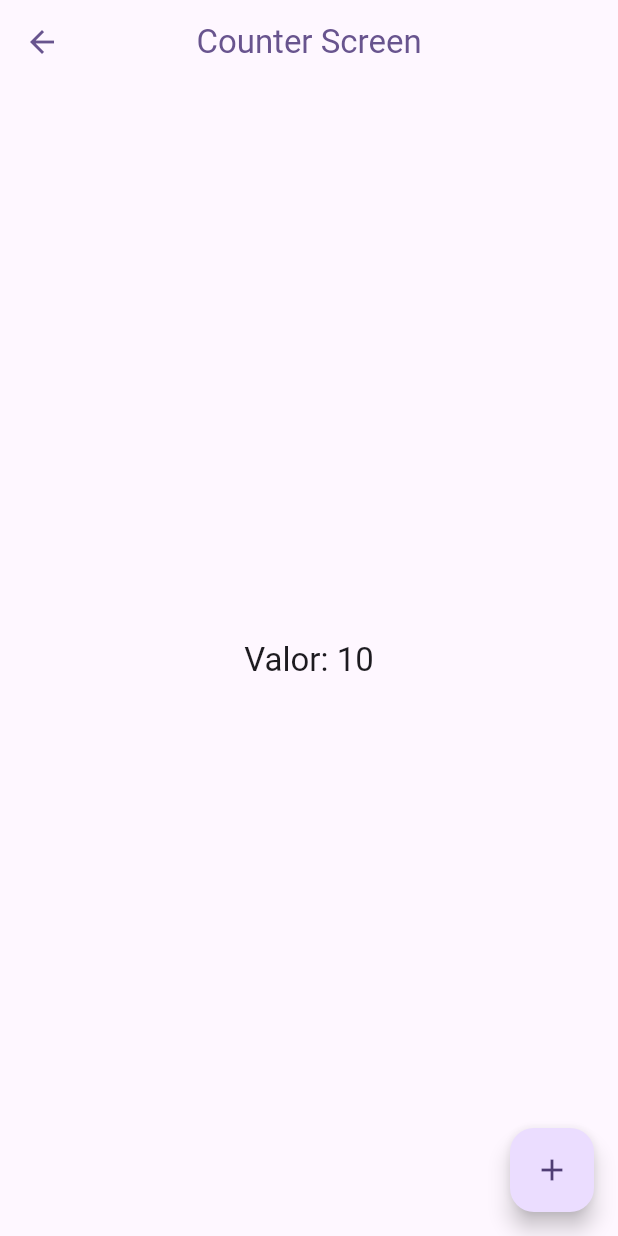
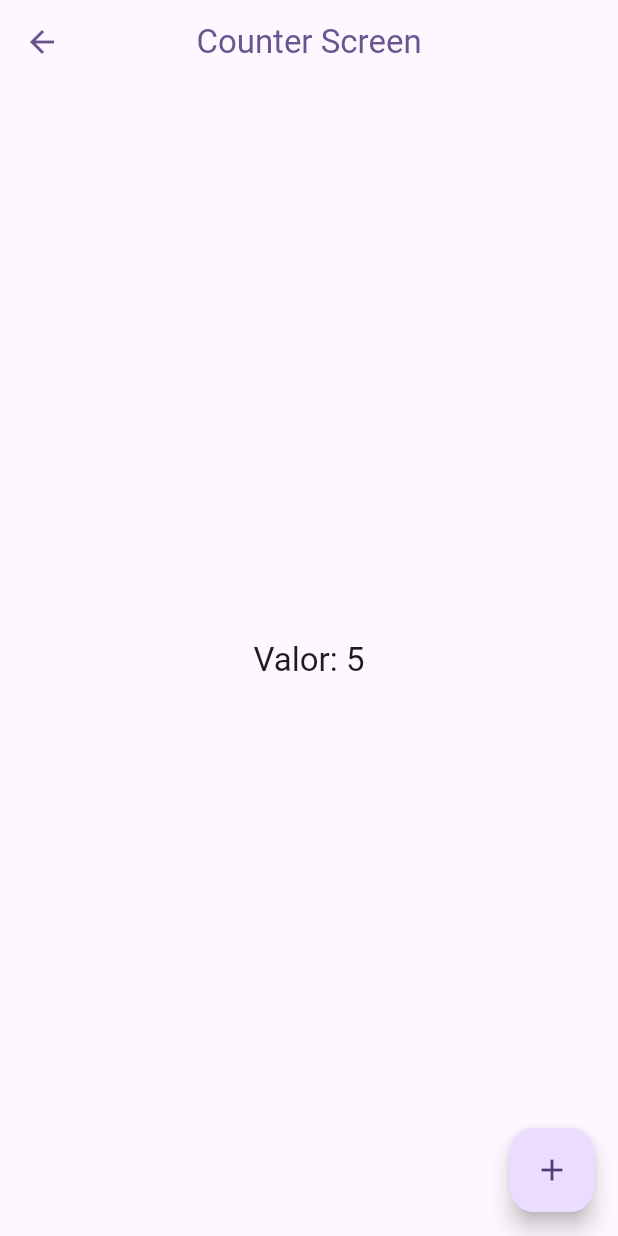
Before and after one commit to Geinersb/widgets_app, a Flutter app: the screen it shows after launch, after a tap on "Counter Riverpod", on a phone screen of 412 x 824 dp. Run offline on Flutter 3.47's test engine with Material 2 defaults, Android fonts, the phone set to English and light mode, and no system bars; our stand-ins replace animate_do, flutter_riverpod, go_router.

Commit message:
se inserta Riverpod

```diff
--- a/lib/main.dart
+++ b/lib/main.dart
@@ -1,10 +1,17 @@
 import 'package:flutter/material.dart';
+import 'package:flutter_riverpod/flutter_riverpod.dart';
 import 'package:widgets_app/config/router/app_router.dart';
 import 'package:widgets_app/config/theme/app_theme.dart';
 
 
 void main() {
-  runApp(const MainApp());
+  runApp(
+   const ProviderScope(
+    child: MainApp()
+    )
+
+    );
+
 }
 
 class MainApp extends StatelessWidget {
--- /dev/null
+++ b/lib/presentation/providers/counter_provider.dart
@@ -0,0 +1,5 @@
+import 'package:flutter_riverpod/flutter_riverpod.dart';
+
+
+
+final counterProvider = StateProvider((ref) => 5);
--- a/lib/presentation/screens/counter/counter_screen.dart
+++ b/lib/presentation/screens/counter/counter_screen.dart
@@ -1,30 +1,32 @@
 import 'package:flutter/material.dart';
+import 'package:flutter_riverpod/flutter_riverpod.dart';
 
-class CounterScreen extends StatelessWidget {
+import '../../providers/counter_provider.dart';
+
+class CounterScreen extends ConsumerWidget {
   static const String name = 'counter_screen';
 
   const CounterScreen({super.key});
 
   @override
-  Widget build(BuildContext context) {
+  Widget build(BuildContext context, WidgetRef ref) {
 
-    final colors= Theme.of(context).colorScheme;
+    final int clickCounter = ref.watch(counterProvider);
+
+    final colors = Theme.of(context).colorScheme;
 
     return Scaffold(
       appBar: AppBar(
         title: const Text('Counter Screen'),
         foregroundColor: colors.primary,
       ),
-body:  Center(
-  child: Text('Valor: 10',style: Theme.of(context).textTheme.titleLarge)
-),
-
-floatingActionButton: FloatingActionButton(
-  child: const Icon(Icons.add),
-  onPressed: (){},
-),
-
-
+      body: Center(
+          child:
+              Text('Valor: $clickCounter', style: Theme.of(context).textTheme.titleLarge)),
+      floatingActionButton: FloatingActionButton(
+        child: const Icon(Icons.add),
+        onPressed: () {},
+      ),
     );
   }
 }
--- a/pubspec.yaml
+++ b/pubspec.yaml
@@ -10,6 +10,7 @@ dependencies:
   animate_do: ^3.0.2
   flutter:
     sdk: flutter
+  flutter_riverpod: ^2.3.7
   go_router: ^10.0.0
 
 dev_dependencies:
```
Also changed, not shown: pubspec.lock.
